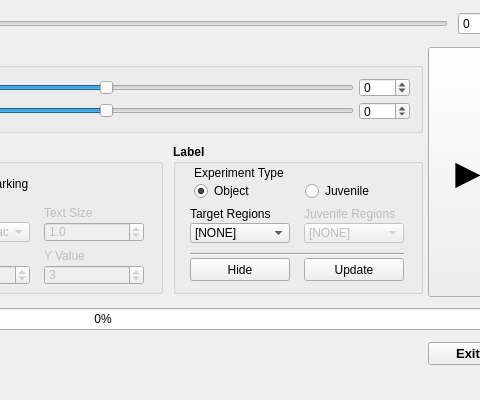
Qt form megit/gui/dgn_preproco_ctrl.ui (saptera/MEGIT) before a commit; both pictures show x 307 to 787 and y 0 to 400 of the 1060 by 400 pixel window.
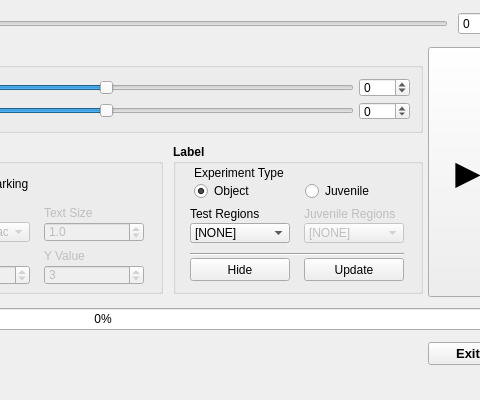
The same form after that commit.

Commit message: [MAJOR] Implement item transformation to ROIs [MINOR] Fix multiple typos and unify expressions

The edit to the form file:
```diff
--- a/megit/gui/dgn_preproco_ctrl.ui
+++ b/megit/gui/dgn_preproco_ctrl.ui
@@ -790,7 +790,7 @@
                     </font>
                    </property>
                    <property name="text">
-                    <string>Target Regions</string>
+                    <string>Test Regions</string>
                    </property>
                   </widget>
                  </item>
```
Left out of the diff: 12 changed lines with no effect on the pictures. The commit also changes 2 other files.
